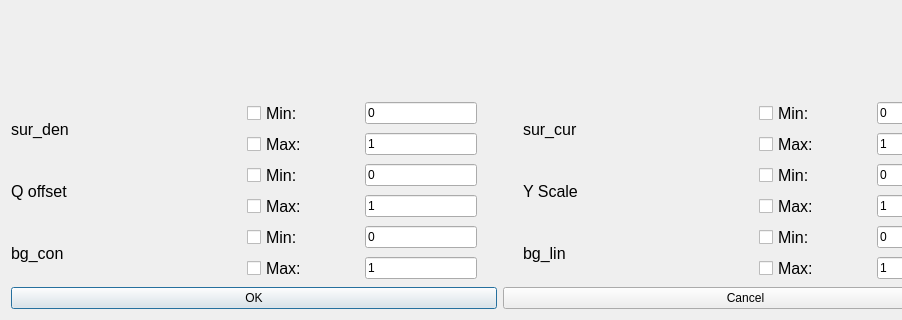
Before: the Qt Designer form LSS_Analyzer/flupara.ui in weibu/Liquid_Surface_ChemMatCARS, drawn with Qt 5; both pictures show x 0 to 902 and y 278 to 598 of the 999 by 598 pixel window.
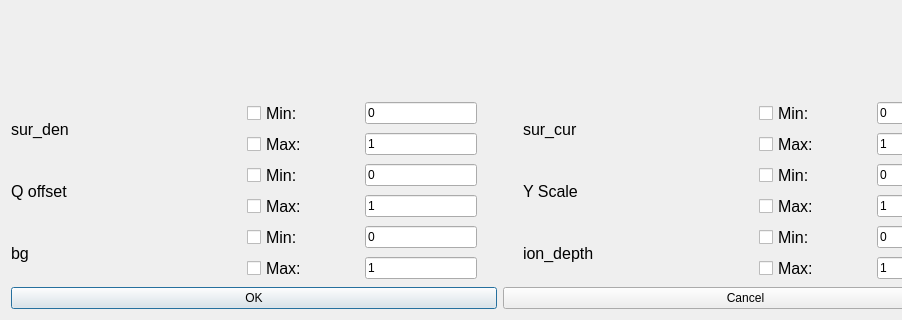
After: the same form once the commit is applied.

Commit message: for XFNTR: remove linear background term, add ion depth parameter.

What changed in the file:
```diff
--- a/LSS_Analyzer/flupara.ui
+++ b/LSS_Analyzer/flupara.ui
@@ -506,7 +506,7 @@
             </font>
            </property>
            <property name="text">
-            <string>bg_con</string>
+            <string>bg</string>
            </property>
           </widget>
          </item>
@@ -624,7 +624,7 @@
             </font>
            </property>
            <property name="text">
-            <string>bg_lin</string>
+            <string>ion_depth</string>
            </property>
           </widget>
          </item>
```
Left out of the diff: 16 changed lines with no effect on the pictures. The commit also changes 2 other files.
